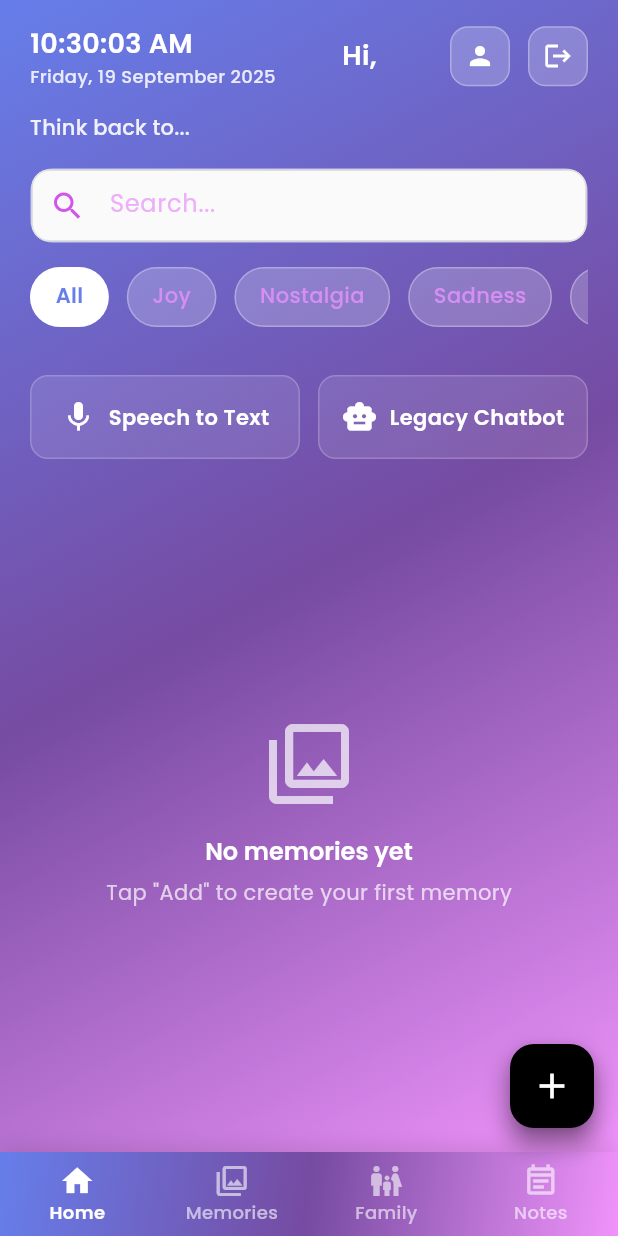
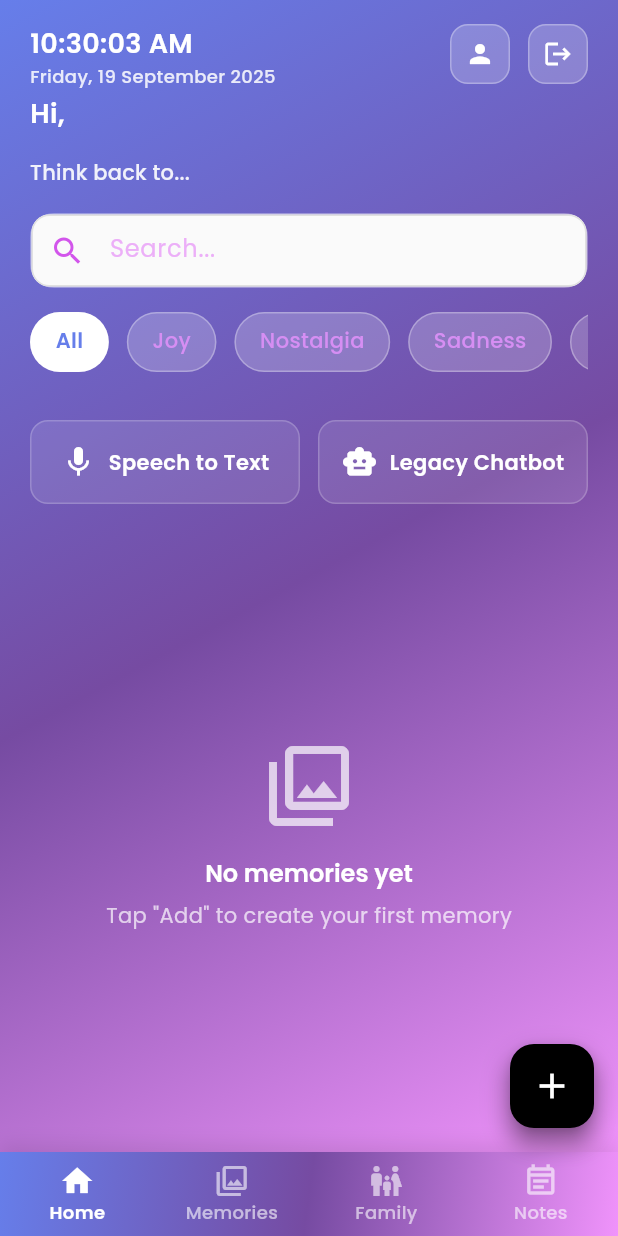
Before and after one commit to Nidal0111/lifeprint, a Flutter app: the screen it shows once a user with an empty profile is signed in, on a phone screen of 412 x 824 dp. Run offline on Flutter 3.47's test engine with Material 3 defaults, Android fonts, the light colour scheme and no system bars; our stand-ins replace cloud_firestore, file_picker, firebase_auth, firebase_core, google_fonts, image_picker and 3 more; missing offline and left inert: graphview; accounts and stored records are empty; network calls fail.

Commit message:
change overflow issue

```diff
--- a/lib/screens/modern_home_screen.dart
+++ b/lib/screens/modern_home_screen.dart
@@ -222,11 +222,15 @@ class _ModernHomeScreenState extends State<ModernHomeScreen>
     return Container(
       padding: const EdgeInsets.symmetric(horizontal: 20, vertical: 16),
       child: Row(
+        crossAxisAlignment: CrossAxisAlignment.start,
         children: [
-          // Exact time and full date
+          // Left: Time and Date + Greeting
+          Expanded(
+            child: Column(
+              crossAxisAlignment: CrossAxisAlignment.start,
+              children: [
                 _buildLiveClock(),
-          const Spacer(),
-          // Greeting with user name from Firestore
+                const SizedBox(height: 4),
                 StreamBuilder<DocumentSnapshot>(
                   stream: user != null
                       ? FirebaseFirestore.instance
@@ -237,13 +241,16 @@ class _ModernHomeScreenState extends State<ModernHomeScreen>
                   builder: (context, snapshot) {
                     String userName = 'User';
                     if (snapshot.hasData && snapshot.data!.exists) {
-                final data = snapshot.data!.data() as Map<String, dynamic>?;
-                userName = data?['Full Name'] ?? user?.displayName ?? 'User';
+                      final data =
+                          snapshot.data!.data() as Map<String, dynamic>?;
+                      userName =
+                          data?['Full Name'] ?? user?.displayName ?? 'User';
                     } else {
                       userName =
-                    user?.displayName ?? user?.email?.split('@')[0] ?? 'User';
+                          user?.displayName ??
+                          user?.email?.split('@')[0] ??
+                          'User';
                     }
-
                     return Text(
                       'Hi, $userName',
                       style: GoogleFonts.poppins(
@@ -254,11 +261,13 @@ class _ModernHomeScreenState extends State<ModernHomeScreen>
                     );
                   },
                 ),
-          const Spacer(),
-          // Profile and Logout Buttons
+              ],
+            ),
+          ),
+          // Right: Profile and Logout Buttons
           Row(
             children: [
-              // Profile Button with user photo
+              // Profile Button
               Container(
                 width: 40,
                 height: 40,
```
Also changed, not shown: lib/screens/notes_calendar_screen.dart (+7 -1 lines), pubspec.lock. Lines whose indentation alone changed are shown as unchanged.
